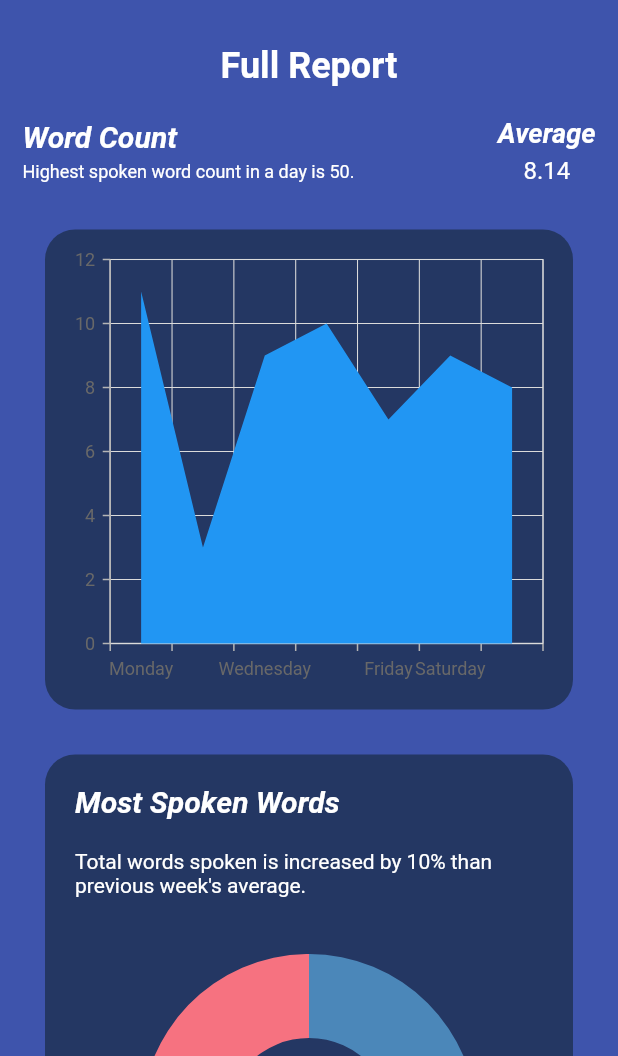
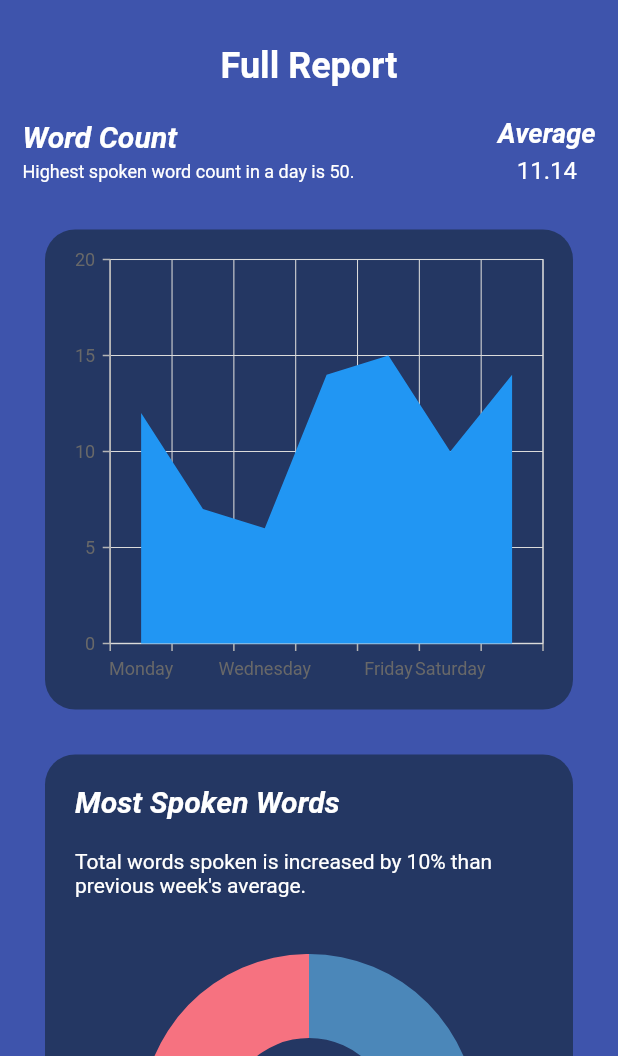
Before and after one commit to YasiruRuwantha/SpeakLing-SDGP, a Flutter app: the ParentMode screen opened directly, scrolled down 128 dp, after a tap on "View Full Report", on a phone screen of 412 x 824 dp, the part 180-1236 px from its top. Run offline on Flutter 3.47's test engine with Material 2 defaults, Android fonts, the phone set to English and light mode, and no system bars; our stand-ins replace cloud_firestore, email_validator, firebase_auth, firebase_core, shared_preferences, syncfusion_flutter_charts; missing offline and left inert: tflite_audio; accounts and stored records are empty; network calls fail.

Commit message:
bug fix in weekly chart

```diff
--- a/Frontend/lib/daily_report.dart
+++ b/Frontend/lib/daily_report.dart
@@ -7,7 +7,8 @@ import 'package:syncfusion_flutter_charts/charts.dart';
 class DailyReport extends StatelessWidget {
   final List<dynamic> resultList;
   final List<dynamic> wordList;
-  const DailyReport(this.resultList, this.wordList, {Key? key}) : super(key: key);
+  final List<dynamic> barchartList;
+  const DailyReport(this.resultList, this.wordList, this.barchartList, {Key? key}) : super(key: key);
 
   @override
   Widget build(BuildContext context) {
@@ -166,7 +167,7 @@ class DailyReport extends StatelessWidget {
                           borderRadius: BorderRadius.circular(30))),
                   onPressed: () {
                     Navigator.push(context, MaterialPageRoute(builder: (context) {
-                      return FullReport(resultList,wordList);
+                      return FullReport(resultList,wordList,barchartList);
                     }));
                   },
                   child: Text(
--- a/Frontend/lib/full_report.dart
+++ b/Frontend/lib/full_report.dart
@@ -6,20 +6,18 @@ import 'package:frontend/models/bar_chart_model.dart';
 import 'package:syncfusion_flutter_charts/charts.dart';
 
 class FullReport extends StatelessWidget {
-  FullReport(List<dynamic> resultList, List<dynamic> wordList, {Key? key}) : super(key: key);
-
-  var random = Random();
+  final List<dynamic> barchartList;
+  const FullReport(List<dynamic> resultList, List<dynamic> wordList, this.barchartList, {Key? key}) : super(key: key);
 
   @override
   Widget build(BuildContext context) {
-    var monday =  random.nextInt(15) + 1;
-    var tues = random.nextInt(15) + 1;
-    var wes = random.nextInt(15) + 1;
-    var thus = random.nextInt(15) + 1;
-    var fri = random.nextInt(15) + 1;
-    var sat = random.nextInt(15) + 1;
-    var sun = random.nextInt(15) + 1;
-
+    var monday =  barchartList[0];
+    var tues = barchartList[1];
+    var wes = barchartList[2];
+    var thus = barchartList[3];
+    var fri = barchartList[4];
+    var sat = barchartList[5];
+    var sun = barchartList[6];
 
     final List<BarChartModel> barChartList = [
       BarChartModel('Monday',monday),
--- a/Frontend/lib/parent_mode.dart
+++ b/Frontend/lib/parent_mode.dart
@@ -1,3 +1,5 @@
+import 'dart:math';
+
 import 'package:cloud_firestore/cloud_firestore.dart';
 import 'package:firebase_auth/firebase_auth.dart';
 import 'package:flutter/material.dart';
@@ -67,9 +69,13 @@ class _ParentModeState extends State<ParentMode> {
     }
 
   }
+  var random = Random();
 
   @override
   Widget build(BuildContext context) {
+    List barchartList = [random.nextInt(15) + 1,random.nextInt(15) + 1,
+    random.nextInt(15) + 1,random.nextInt(15) + 1,random.nextInt(15) + 1,random.nextInt(15) + 1,random.nextInt(15) + 1];
+
     return Scaffold(
       backgroundColor: primary,
       body: SingleChildScrollView(
@@ -238,7 +244,7 @@ class _ParentModeState extends State<ParentMode> {
                                     borderRadius: BorderRadius.circular(30))),
                             onPressed: () {
                               Navigator.push(context, MaterialPageRoute(builder: (context) {
-                                return DailyReport(resultList,wordList);
+                                return DailyReport(resultList,wordList,barchartList);
                               }));
                             },
                             child: Text(
@@ -308,7 +314,7 @@ class _ParentModeState extends State<ParentMode> {
                         borderRadius: BorderRadius.circular(30))),
                 onPressed: () {
                   Navigator.push(context, MaterialPageRoute(builder: (context) {
-                    return FullReport(resultList,wordList);
+                    return FullReport(resultList,wordList,barchartList);
                   }));
                 },
                 child: Padding(
```
